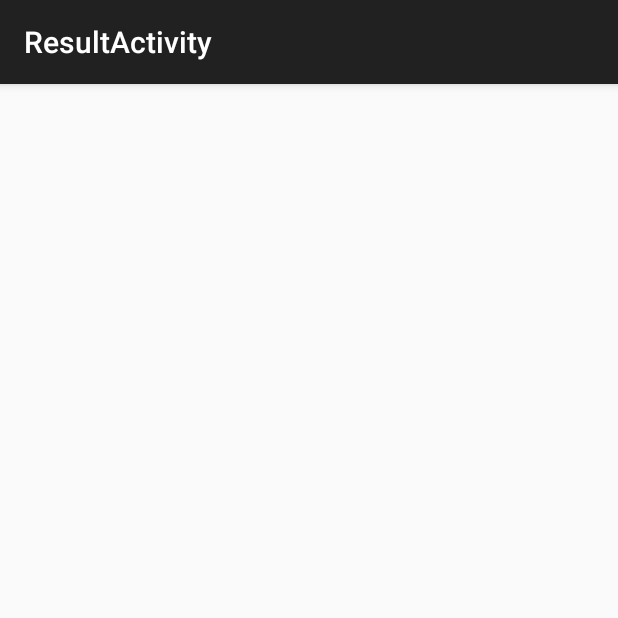
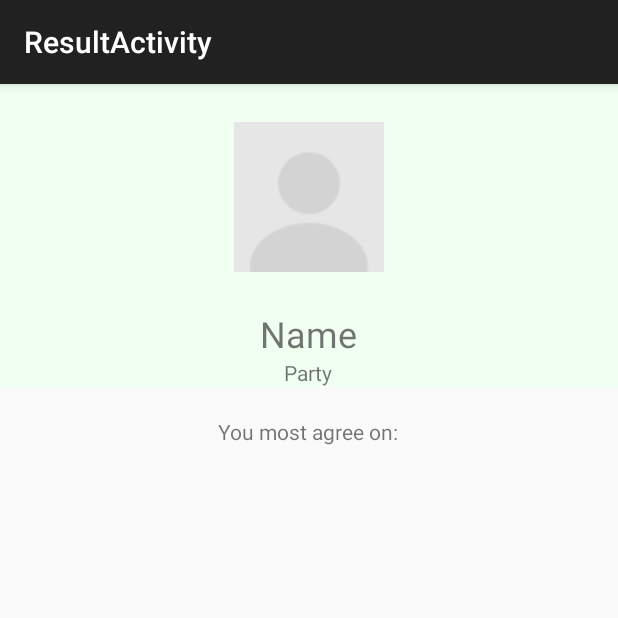
Before and after one commit to JustinHoUMD/Repme, an Android app: the CandidateActivity screen opened directly, with no data from a screen before it, on a phone screen of 412 x 824 dp, the top half of it. Run offline under Robolectric (Android 15) with nearby library versions, the phone set to English and light mode, and no system bars; our stand-ins replace Picasso; pictures from the network do not load; 3 statements that could not run were skipped.

Commit message:
more changes

```diff
--- a/Repme/app/build.gradle
+++ b/Repme/app/build.gradle
@@ -27,4 +27,5 @@ dependencies {
     compile 'com.android.support:design:23.0.1'
     compile 'com.squareup.retrofit:retrofit:2.0.0-beta2'
     compile 'com.squareup.retrofit:converter-gson:2.0.0-beta2'
+    compile 'com.squareup.picasso:picasso:2.5.2'
 }
--- a/Repme/app/src/main/java/com/hoyahacks/repme/activities/CandidateActivity.java
+++ b/Repme/app/src/main/java/com/hoyahacks/repme/activities/CandidateActivity.java
@@ -2,39 +2,50 @@ package com.hoyahacks.repme.activities;
 
 import android.app.ActionBar;
 import android.content.Context;
+import android.content.Intent;
 import android.os.Bundle;
 import android.support.v7.app.ActionBarActivity;
 import android.view.View;
 import android.view.ViewGroup;
 import android.widget.ArrayAdapter;
+import android.widget.ImageView;
+import android.widget.TextView;
 
 import com.hoyahacks.repme.R;
+import com.squareup.picasso.Picasso;
+
+import org.w3c.dom.Text;
 
 import java.util.ArrayList;
+
+import models.Legislator;
 
 /**
  * Created by me on 1/30/16.
  */
 public class CandidateActivity extends ActionBarActivity {
+    private TextView mName, mParty;
+    private ImageView mImage;
+    private Legislator legislator;
     @Override
     protected void onCreate(Bundle savedInstanceState) {
         super.onCreate(savedInstanceState);
         setContentView(R.layout.activity_candidate);
+
+        Intent intent = getIntent();
+        legislator =  (Legislator) intent.getSerializableExtra("legislator");
+
+        mName = (TextView) findViewById(R.id.candidate_name);
+        mParty = (TextView) findViewById(R.id.candidate_party);
+        mImage = (ImageView) findViewById(R.id.legislator_image);
+
+        mName.setText(legislator.full_name);
+        mParty.setText(legislator.party);
+
+        if (legislator.photo_url != null) {
+            Picasso.with(this).load(legislator.photo_url).into(mImage);
+        }
     }
 
 
-/*    private class CandidateAdapter extends ArrayAdapter {
-        private Context context;
-        private ArrayList<String> issues;
-        public CandidateAdapter(Context context, ArrayList<String> issues) {
-            super(context, )
-            this.context = context;
-            this.issues = issues;
-        }
-        @Override
-        public View getView(int position, View convertView, ViewGroup parent) {
-
-
-        }
-    }*/
 }
--- a/Repme/app/src/main/java/models/Legislator.java
+++ b/Repme/app/src/main/java/models/Legislator.java
@@ -1,9 +1,11 @@
 package models;
+
+import java.io.Serializable;
 
 /**
  * Created by me on 1/31/16.
  */
-public class Legislator {
+public class Legislator implements Serializable {
     public String id;
     public String state;
     public String full_name;
--- a/Repme/app/src/main/res/layout/activity_candidate.xml
+++ b/Repme/app/src/main/res/layout/activity_candidate.xml
@@ -3,4 +3,49 @@
     android:orientation="vertical" android:layout_width="match_parent"
     android:layout_height="match_parent">
 
+    <LinearLayout
+        android:layout_width="match_parent"
+        android:layout_height="wrap_content" android:orientation="vertical" android:background="@color/Honeydew">
+
+    <ImageView
+        android:id="@+id/legislator_image"
+        android:layout_width="100dp"
+        android:layout_height="150dp"
+        android:layout_gravity="center_horizontal"
+        android:src="@drawable/default_avatar_big"/>
+
+    <TextView
+        android:id="@+id/candidate_name"
+        android:layout_width="wrap_content"
+        android:layout_height="wrap_content"
+        android:layout_gravity="center_horizontal"
+        android:text="Name"
+        android:textSize="24sp"/>
+
+    <TextView
+        android:id="@+id/candidate_party"
+        android:layout_width="wrap_content"
+        android:layout_height="wrap_content"
+        android:layout_gravity="center_horizontal"
+        android:text="Party"/>
+
+    </LinearLayout>
+
+    <TextView
+        android:layout_width="wrap_content"
+        android:layout_height="wrap_content"
+        android:layout_gravity="center_horizontal"
+        android:layout_marginTop="20dp"
+        android:text="You most agree on:"/>
+
+    <TextView
+        android:id="@+id/issues"
+        android:layout_width="wrap_content"
+        android:layout_height="wrap_content"
+        android:layout_gravity="center_horizontal"
+        android:textColor="@color/Chartreuse"/>
+
+
+
+
 </LinearLayout>
--- a/Repme/app/src/main/res/layout/politician_list_element.xml
+++ b/Repme/app/src/main/res/layout/politician_list_element.xml
@@ -17,9 +17,8 @@
         android:id="@+id/ranking"
         android:layout_width="match_parent"
         android:layout_height="wrap_content"
-        android:layout_marginLeft="100dp"
         android:layout_gravity="center_vertical"
+        android:layout_marginLeft="5dp"
         android:textColor="@color/Black"
-        android:textSize="16sp"
-        android:text="1"/>
+        android:textSize="16sp" />
 </LinearLayout>
```
Also changed, not shown: Repme/app/src/main/java/com/hoyahacks/repme/activities/ResultActivity.java (+26 -4 lines), Repme/app/src/main/java/models/Category.java (added, +20 -0 lines), Repme/app/src/main/java/models/Difference.java (+8 -3 lines), Repme/app/src/main/res/drawable/default_avatar_big.png (added), 1 other file.
